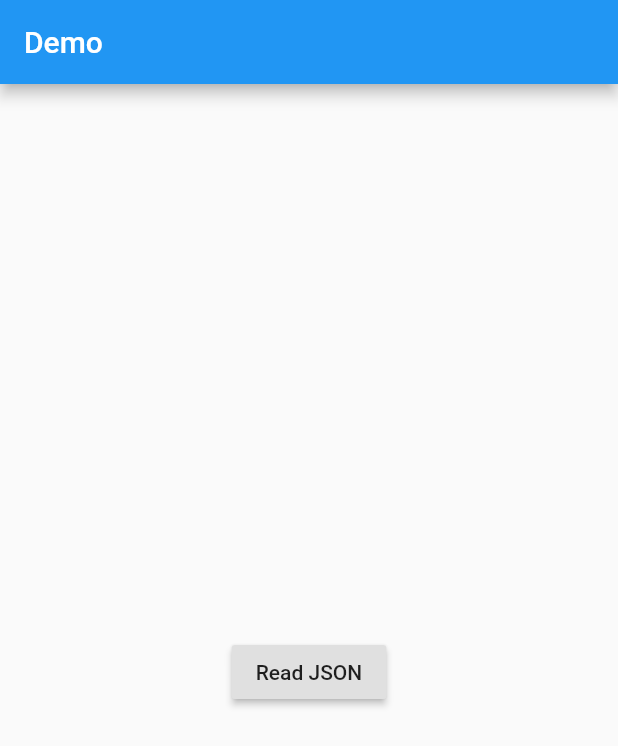
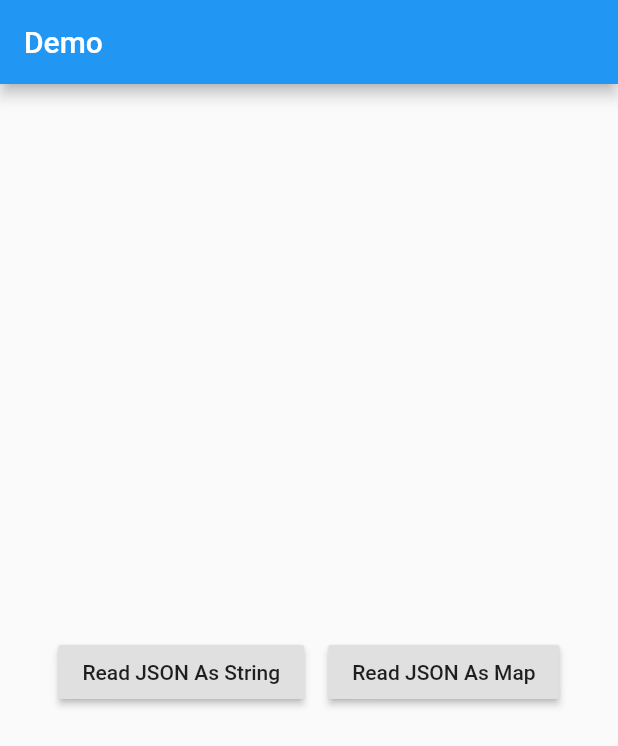
Before and after one commit to CoderJava/flutter-jsonloader, a Flutter app: the screen it shows after launch, on a phone screen of 412 x 824 dp. Shown: the top 746 px of the screen. Run offline on Flutter 3.47's test engine with Material 2 defaults, Android fonts, the phone set to English and light mode, and no system bars.

Commit message:
Create an example of using the getJsonAsMap function

```diff
--- a/example/lib/main.dart
+++ b/example/lib/main.dart
@@ -18,7 +18,7 @@ class HomePage extends StatefulWidget {
 }
 
 class _HomePageState extends State<HomePage> {
-  var jsonString = '';
+  var result = '';
 
   @override
   Widget build(BuildContext context) {
@@ -31,13 +31,27 @@ class _HomePageState extends State<HomePage> {
           mainAxisSize: MainAxisSize.min,
           mainAxisAlignment: MainAxisAlignment.center,
           children: [
-            Text(jsonString),
-            RaisedButton(
-              child: Text('Read JSON'),
-              onPressed: () async {
-                jsonString = await JSONLoader().getJsonAsString('assets/login_response.json');
-                setState(() {});
-              },
+            Text(result),
+            Row(
+              mainAxisAlignment: MainAxisAlignment.center,
+              children: [
+                RaisedButton(
+                  child: Text('Read JSON As String'),
+                  onPressed: () async {
+                    result = await JSONLoader().getJsonAsString('assets/login_response.json');
+                    setState(() {});
+                  },
+                ),
+                SizedBox(width: 16),
+                RaisedButton(
+                  child: Text('Read JSON As Map'),
+                  onPressed: () async {
+                    var jsonMap = await JSONLoader().getJsonAsMap('assets/login_response.json');
+                    result = jsonMap['message'];
+                    setState(() {});
+                  },
+                ),
+              ],
             ),
           ],
         ),
```
